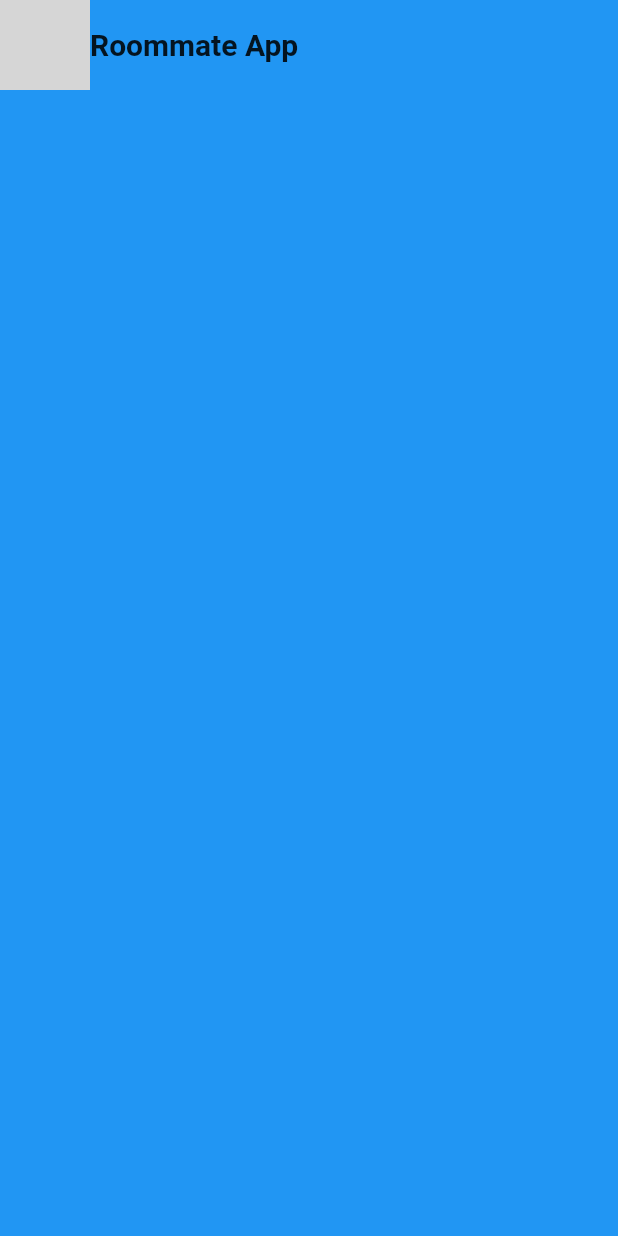
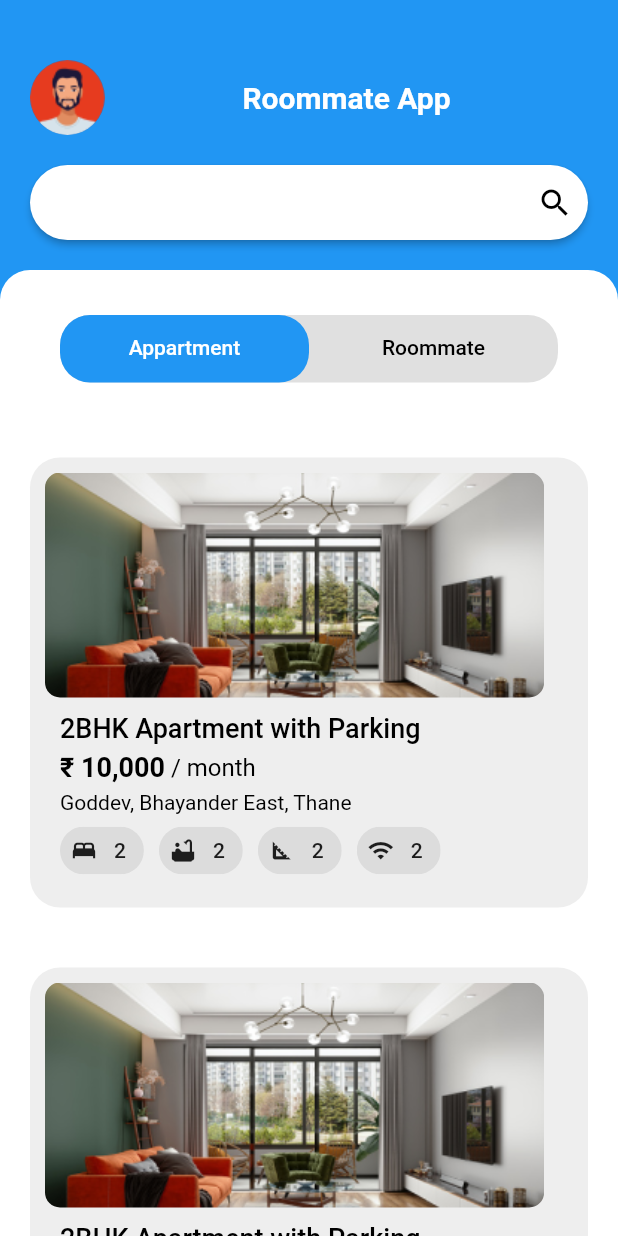
Before and after one commit to parbat680/tsec_frontend_team-07, a Flutter app: the screen it shows after launch, on a phone screen of 412 x 824 dp. Run offline on Flutter 3.47's test engine with Material 2 defaults, Android fonts, the phone set to English and light mode, and no system bars; drawn by our look-alikes of loader_overlay; our stand-ins replace firebase_auth, firebase_core, get, image_picker, pinput; accounts and stored records are empty; Roboto replaces fonts that are missing (Montserrat); grey boxes are pictures that could not be loaded.

Commit message:
apartment details screen done

```diff
--- /dev/null
+++ b/lib/views/home/appartment.dart
@@ -0,0 +1,17 @@
+import 'package:flutter/cupertino.dart';
+import 'package:flutter/src/foundation/key.dart';
+import 'package:flutter/src/widgets/framework.dart';
+import 'package:tsec_app/views/widgets/item_card_main.dart';
+
+class ApartmentScreen extends StatelessWidget {
+  const ApartmentScreen({Key? key}) : super(key: key);
+
+  @override
+  Widget build(BuildContext context) {
+    return SingleChildScrollView(
+      child: Column(
+        children: [ItemCardMain(), ItemCardMain()],
+      ),
+    );
+  }
+}
--- a/lib/views/home/home.dart
+++ b/lib/views/home/home.dart
@@ -1,36 +1,125 @@
 import 'package:flutter/material.dart';
 import 'package:flutter/src/foundation/key.dart';
 import 'package:flutter/src/widgets/framework.dart';
+import 'package:get/get.dart';
+import 'package:tsec_app/views/auth/login_screen.dart';
+import 'package:tsec_app/views/home/appartment.dart';
+import 'package:tsec_app/views/home/profileSetup/steps/preferances.dart';
+import 'package:tsec_app/views/home/roommate.dart';
+import 'package:tsec_app/views/home/search.dart';
 
-class HomeScreen extends StatelessWidget {
-  const HomeScreen({Key? key}) : super(key: key);
+class HomeScreen extends StatefulWidget {
+  HomeScreen({Key? key}) : super(key: key);
+
+  @override
+  State<HomeScreen> createState() => _HomeScreenState();
+}
+
+class _HomeScreenState extends State<HomeScreen> {
+  final _currentpage = 0.obs;
+
+  var pages = [
+    ApartmentScreen(),
+    RoomMateScreen(),
+  ];
 
   @override
   Widget build(BuildContext context) {
-    return Scaffold(
+    return DefaultTabController(
+      length: 2,
+      child: Scaffold(
         backgroundColor: Colors.blue,
         body: SafeArea(
-          child: ListView(
-        children: [
-          Row(
+            child: Container(
+          margin: EdgeInsets.only(top: 20),
+          child: Column(mainAxisSize: MainAxisSize.min, children: [
+            Container(
+              margin: EdgeInsets.all(20),
+              child: Row(
                 children: [
                   CircleAvatar(
-                backgroundImage:
-                    AssetImage('/assets/images/profile_default.png'),
-                radius: 30,
+                    backgroundImage: AssetImage('assets/images/user.png'),
+                    radius: 25,
                   ),
-              Text(
+                  Expanded(
+                    child: Text(
                       "Roommate App",
                       style: TextStyle(
                           fontSize: 20,
                           fontWeight: FontWeight.w600,
-                ),
+                          color: Colors.white),
                       textAlign: TextAlign.center,
                     ),
+                  ),
                 ],
+              ),
+            ),
+            Container(
+              margin: EdgeInsets.symmetric(horizontal: 20),
+              child: ElevatedButton(
+                onPressed: () {
+                  showSearch(context: context, delegate: SearchRoomDelegate());
+                },
+                child: Icon(
+                  Icons.search,
+                  color: Colors.black,
+                ),
+                style: ElevatedButton.styleFrom(
+                    alignment: Alignment.centerRight,
+                    shape: StadiumBorder(),
+                    minimumSize: Size(double.infinity, 50),
+                    padding: EdgeInsets.symmetric(horizontal: 10, vertical: 10),
+                    primary: Colors.white),
+              ),
+            ),
+            SizedBox(
+              height: 20,
+            ),
+            Expanded(
+              child: Container(
+                width: double.infinity,
+                decoration: BoxDecoration(
+                  color: Colors.white,
+                  borderRadius: BorderRadius.only(
+                      topLeft: Radius.circular(20),
+                      topRight: Radius.circular(20)),
+                ),
+                child: Column(
+                  children: [
+                    Container(
+                      margin: const EdgeInsets.symmetric(
+                          vertical: 30, horizontal: 40),
+                      height: 45,
+                      decoration: BoxDecoration(
+                          color: Colors.grey.shade300,
+                          borderRadius: BorderRadius.circular(20)),
+                      child: TabBar(
+                        unselectedLabelColor: Colors.black,
+                        indicator: BoxDecoration(
+                            borderRadius: BorderRadius.circular(20),
+                            color: Colors.blue),
+                        tabs: const [
+                          Tab(
+                            text: "Appartment",
+                          ),
+                          Tab(
+                            text: "Roommate",
                           )
                         ],
+                        onTap: (index) {
+                          _currentpage.value = index;
+                          setState(() {});
+                        },
+                      ),
+                    ),
+                    Expanded(child: pages[_currentpage.value])
+                  ],
+                ),
+              ),
+            ),
+          ]),
         )),
+      ),
     );
   }
 }
--- /dev/null
+++ b/lib/views/widgets/item_card_main.dart
@@ -0,0 +1,110 @@
+import 'package:flutter/cupertino.dart';
+import 'package:flutter/material.dart';
+import 'package:get/get.dart';
+import 'package:tsec_app/views/home/detail_apartment.dart';
+
+class ItemCardMain extends StatelessWidget {
+  ItemCardMain({Key? key}) : super(key: key);
+
+  List<IconData> chipIcons = [
+    Icons.bed,
+    Icons.bathtub,
+    Icons.square_foot,
+    Icons.wifi
+  ];
+  @override
+  Widget build(BuildContext context) {
+    return Container(
+      height: 300,
+      margin: EdgeInsets.all(20),
+      decoration: BoxDecoration(
+        color: Colors.grey.shade200,
+        borderRadius: BorderRadius.circular(20),
+      ),
+      child: GestureDetector(
+        onTap: () {
+          Get.to(() => DetailApartmentScreen());
+        },
+        child: Container(
+          margin: EdgeInsets.all(10),
+          child: Column(
+            crossAxisAlignment: CrossAxisAlignment.start,
+            children: [
+              Container(
+                decoration: BoxDecoration(),
+                height: 150,
+                child: ClipRRect(
+                    borderRadius: BorderRadius.circular(10),
+                    child: Image.asset(
+                      'assets/images/sofa.png',
+                      fit: BoxFit.fill,
+                    )),
+              ),
+              SizedBox(
+                height: 10,
+              ),
+              Container(
+                margin: EdgeInsets.only(left: 10),
+                child: Column(
+                  crossAxisAlignment: CrossAxisAlignment.start,
+                  children: [
+                    Text(
+                      "2BHK Apartment with Parking",
+                      style: TextStyle(
+                        color: Colors.black,
+                        fontSize: 18,
+                        fontFamily: "Montserrat",
+                        fontWeight: FontWeight.w500,
+                      ),
+                    ),
+                    SizedBox(height: 5),
+                    Row(
+                      children: [
+                        Text(
+                          "₹ 10,000",
+                          style: TextStyle(
+                              color: Colors.black,
+                              fontWeight: FontWeight.bold,
+                              fontSize: 18),
+                        ),
+                        Text(
+                          " / month",
+                          style: TextStyle(color: Colors.black, fontSize: 16),
+                        ),
+                      ],
+                    ),
+                    SizedBox(height: 5),
+                    Text(
+                      "Goddev, Bhayander East, Thane",
+                      style: TextStyle(
+                        color: Colors.black,
+                        fontSize: 14,
+                      ),
+                    ),
+                    Wrap(
+                      spacing: 10,
+                      runSpacing: 10,
+                      children: chipIcons
+                          .map(
+                            (e) => Chip(
+                              label: Text('2'),
+                              avatar: InkWell(
+                                onTap: () {},
+                                child: Icon(
+                                  e,
+                                ),
+                              ),
+                            ),
+                          )
+                          .toList(),
+                    )
+                  ],
+                ),
+              ),
+            ],
+          ),
+        ),
+      ),
+    );
+  }
+}
```
Also changed, not shown: lib/views/home/detail_apartment.dart (added, +235 -0 lines), lib/views/home/roommate.dart (added, +17 -0 lines), lib/views/home/search.dart (added, +117 -0 lines), lib/views/widgets/roommate_tile.dart (added, +110 -0 lines), assets/images/ladki2.png (added), assets/images/sofa.png (added), assets/images/test1.png (added), assets/images/user.png (added). Lines whose indentation alone changed are shown as unchanged.
